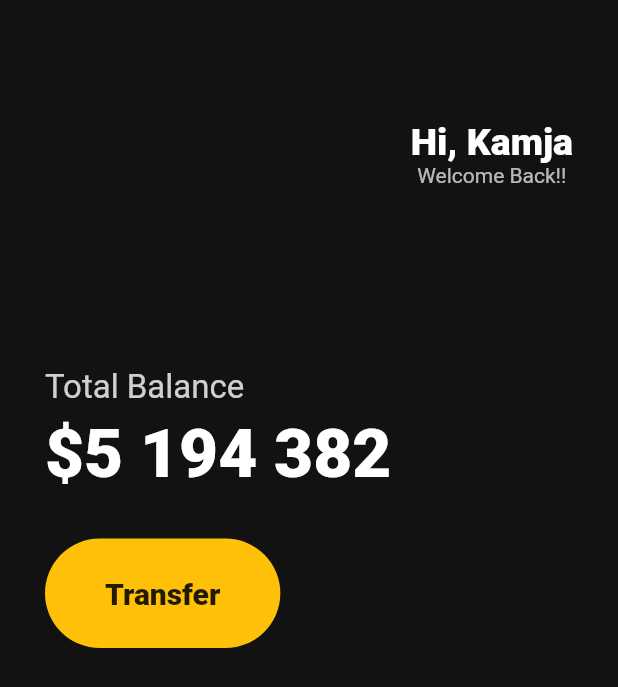
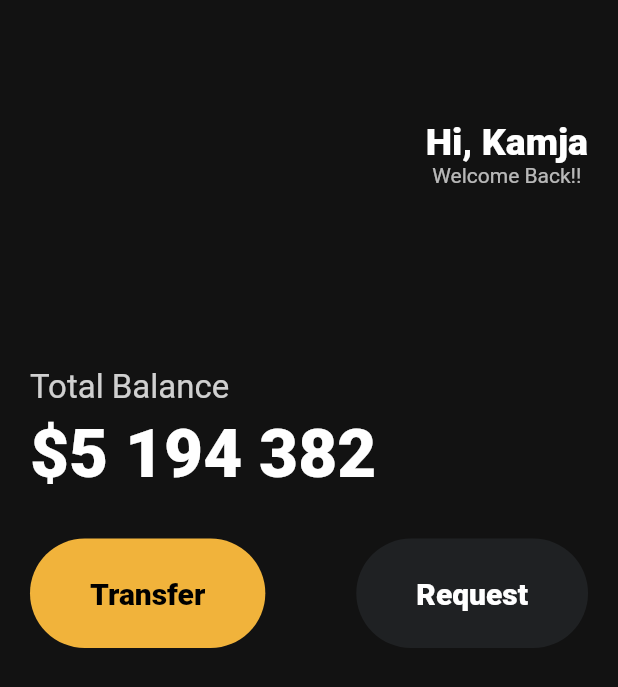
Before and after one commit to kamja44/Flutter, a Flutter app: the screen it shows after launch, on a phone screen of 412 x 824 dp. Shown: the top 687 px of the screen. Run offline on Flutter 3.47's test engine with Material 2 defaults, Android fonts, the phone set to English and light mode, and no system bars.

Commit message:
재사용 가능한 위젯

```diff
--- a/toonflix/lib/main.dart
+++ b/toonflix/lib/main.dart
@@ -1,4 +1,5 @@
 import 'package:flutter/material.dart';
+import 'package:toonflix/widgets/button.dart';
 
 void main() {
   runApp(const App());
@@ -13,7 +14,7 @@
       home: Scaffold(
         backgroundColor: const Color.fromRGBO(18, 18, 18, 1),
         body: Padding(
-          padding: const EdgeInsets.symmetric(horizontal: 30),
+          padding: const EdgeInsets.symmetric(horizontal: 20),
           child: Column(
             crossAxisAlignment: CrossAxisAlignment.start,
             children: [
@@ -67,26 +68,18 @@
               const SizedBox(
                 height: 30,
               ),
-              Row(
+              const Row(
+                mainAxisAlignment: MainAxisAlignment.spaceBetween,
                 children: [
-                  Container(
-                    decoration: BoxDecoration(
-                      color: Colors.amber,
-                      borderRadius: BorderRadius.circular(45),
-                    ),
-                    child: const Padding(
-                      padding: EdgeInsets.symmetric(
-                        vertical: 25,
-                        horizontal: 40,
-                      ),
-                      child: Text(
-                        "Transfer",
-                        style: TextStyle(
-                          fontSize: 20,
-                          fontWeight: FontWeight.w800,
-                        ),
-                      ),
-                    ),
+                  Button(
+                    text: "Transfer",
+                    bgColor: Color(0xFFF1B33B),
+                    textColor: Colors.black,
+                  ),
+                  Button(
+                    text: "Request",
+                    bgColor: Color(0xFF1F2123),
+                    textColor: Colors.white,
                   ),
                 ],
               )
--- /dev/null
+++ b/toonflix/lib/widgets/button.dart
@@ -0,0 +1,37 @@
+import 'package:flutter/material.dart';
+
+class Button extends StatelessWidget {
+  final String text;
+  final Color bgColor;
+  final Color textColor;
+
+  const Button({
+    super.key,
+    required this.text,
+    required this.bgColor,
+    required this.textColor,
+  });
+  @override
+  Widget build(BuildContext context) {
+    return Container(
+      decoration: BoxDecoration(
+        color: bgColor,
+        borderRadius: BorderRadius.circular(45),
+      ),
+      child: Padding(
+        padding: const EdgeInsets.symmetric(
+          vertical: 25,
+          horizontal: 40,
+        ),
+        child: Text(
+          text,
+          style: TextStyle(
+            color: textColor,
+            fontSize: 20,
+            fontWeight: FontWeight.w800,
+          ),
+        ),
+      ),
+    );
+  }
+}
```
